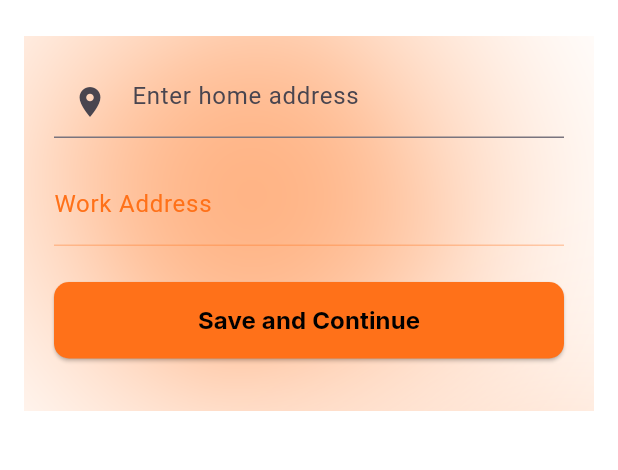
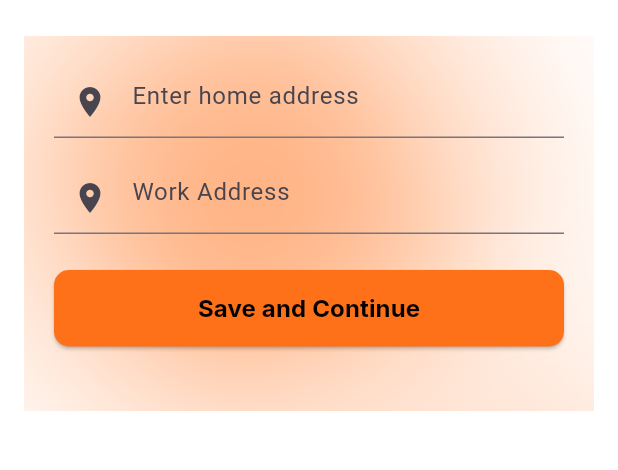
Before and after one commit to gbali0904/ChaloSaath, a Flutter app: the HomeScreen screen opened by its route, on a phone screen of 412 x 824 dp, the part 183-653 px from its top. Run offline on Flutter 3.47's test engine with Material 3 defaults, Android fonts, the light colour scheme and no system bars; drawn by our look-alikes of flutter_typeahead; our stand-ins replace cloud_firestore, envied, firebase_auth, firebase_core, flutter_bloc, get_it and 3 more; accounts and stored records are empty; generated files the repository leaves out were written again.

Commit message:
#save location on firebase #auto fetch from firebase

```diff
--- a/lib/features/data_providers/domain/BaseFirebaseService.dart
+++ b/lib/features/data_providers/domain/BaseFirebaseService.dart
@@ -8,4 +8,6 @@ abstract class BaseFirebaseService {
   Future<UserModel?> checkUserAndPrint(String uid);
   User? getCurrentUser();
   Future<void> logout();
+  Future<void> saveLocations(List<String> locations);
+  Future<List<String>> searchLocationsFromFirebase(String query);
 }
--- a/lib/features/home/presentation/AddressSearchBloc.dart
+++ b/lib/features/home/presentation/AddressSearchBloc.dart
@@ -1,4 +1,3 @@
-// lib/bloc/address_search_bloc.dart
 import 'package:chalosaath/features/home/domain/AddressRepo.dart';
 import 'package:flutter_bloc/flutter_bloc.dart';
 import 'package:http/http.dart' as http;
@@ -6,7 +5,6 @@ import 'dart:convert';
 
 import '../data/AddressSearchEvent.dart';
 import '../data/AddressSearchState.dart';
-
 class AddressSearchBloc extends Bloc<AddressSearchEvent, AddressSearchState> {
 
   final AddressRepo repo;
--- a/lib/features/home/presentation/HomeScreen.dart
+++ b/lib/features/home/presentation/HomeScreen.dart
@@ -24,7 +24,6 @@ class _HomeScreenState extends State<HomeScreen> {
   final _formKey = GlobalKey<FormState>();
   List<String> _suggestions = [];
 
-
   @override
   void initState() {
     super.initState();
@@ -42,10 +41,6 @@ class _HomeScreenState extends State<HomeScreen> {
               _suggestions = state.suggestions;
             });
           } else if (state is AddressError) {
-            ScaffoldMessenger.of(context).showSnackBar(
-              SnackBar(content: Text(state.message)),
-            );
-
             print("message : ${state.message}");
           }
         },
@@ -108,9 +103,7 @@ class _HomeScreenState extends State<HomeScreen> {
                       },
                       onSelected: (suggestion) {
                         homeController.text = suggestion;
-                      //  widget.bloc.add(FetchAddressSuggestions( homeController.text));
                       },
-
                       builder: (context, controller, focusNode) {
                         return TextField(
                           controller: controller,
@@ -125,24 +118,34 @@ class _HomeScreenState extends State<HomeScreen> {
 
 
                     SizedBox(height: 16),
-                    TextFormField(
+                    TypeAheadField<String>(
                       controller: workController,
-                      decoration: InputDecoration(labelText: "Work Address",
-                        labelStyle: TextStyle(color: AppColors.primary),
-                        enabledBorder: UnderlineInputBorder(
-                          borderSide: BorderSide(
-                            color: AppColors.underline,
-                          ), // default underline
-                        ),
-                        focusedBorder: UnderlineInputBorder(
-                          borderSide: BorderSide(
-                            color: AppColors.primary,
-                          ), // underline on focus
-                        ),),
-                      validator: (val) => val == null || val.isEmpty
-                          ? "Enter work address"
-                          : null,
+                      suggestionsCallback: (pattern) {
+                        widget.bloc.add(FetchAddressSuggestions(pattern));
+                        return _suggestions;
+                      },
+                      itemBuilder: (context, suggestion) {
+                        return ListTile(
+                          title: Text(suggestion),
+                        );
+                      },
+                      onSelected: (suggestion) {
+                        workController.text = suggestion;
+                      },
+
+                      builder: (context, controller, focusNode) {
+                        return TextField(
+                          controller: controller,
+                          focusNode: focusNode,
+                          decoration: InputDecoration(
+                            hintText:  "Work Address",
+                            prefixIcon: Icon(Icons.location_on),
+                          ),
+                        );
+                      },
                     ),
+
+
                     SizedBox(height: 24),
                     SizedBox(
                       width: double.infinity,
--- a/lib/services/service_locator.dart
+++ b/lib/services/service_locator.dart
@@ -24,7 +24,7 @@ Future<void> setupLocator() async {
   getX.registerLazySingleton(() => GetOnboardingData());
   getX.registerLazySingleton(() => GetUsertypeData());
   getX.registerFactory(() => OnboardingBloc(getX()));
-  getX.registerFactory<AddressRepo>(() => AddressRepoImpl());
+  getX.registerFactory<AddressRepo>(() => AddressRepoImpl(getX<BaseFirebaseService>()));
   getX.registerFactory(() => AddressSearchBloc(getX<AddressRepo>()));
   getX.registerFactory(
     () => AuthorizationBloc(getX<GetUsertypeData>(), getX<AuthRepository>()),
```
Also changed, not shown: lib/features/data_providers/data/FirebaseServiceImpl.dart (+31 -0 lines), lib/features/home/domain/AddressRepoImpl.dart (+16 -6 lines).
